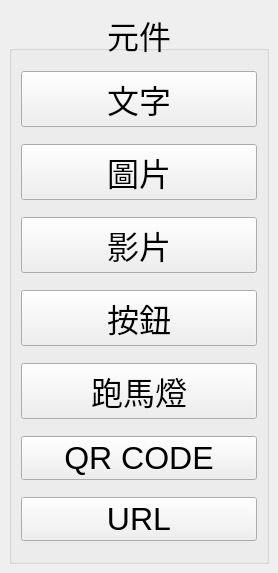
First picture: the form in src/ActiveManager/LayerAddContent.ui, repository roger0816/BoardT, before the edit.
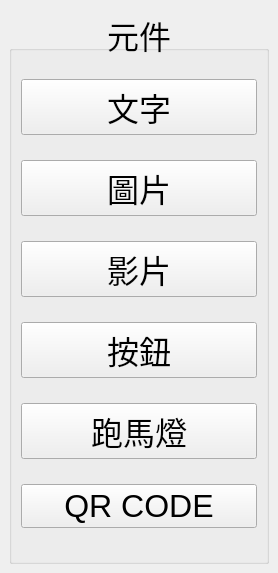
Second picture: the form after the edit.

What changed in the file:
```diff
--- a/src/ActiveManager/LayerAddContent.ui
+++ b/src/ActiveManager/LayerAddContent.ui
@@ -88,13 +88,6 @@
            </property>
           </widget>
          </item>
-         <item>
-          <widget class="QPushButton" name="btnAddUrl">
-           <property name="text">
-            <string>URL</string>
-           </property>
-          </widget>
-         </item>
         </layout>
        </widget>
       </item>
```
